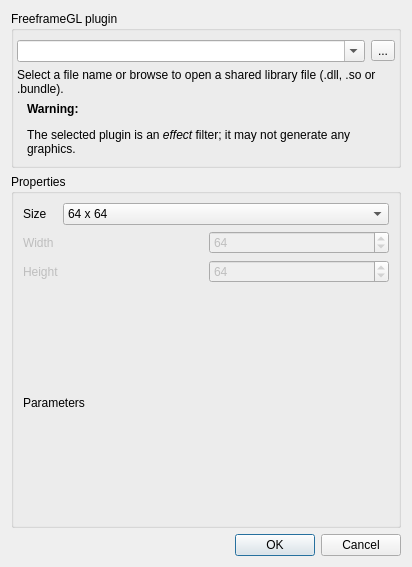
Qt form src/FFGLSourceCreationDialog.ui (markus-wa/glmixer-mirror) before a commit.
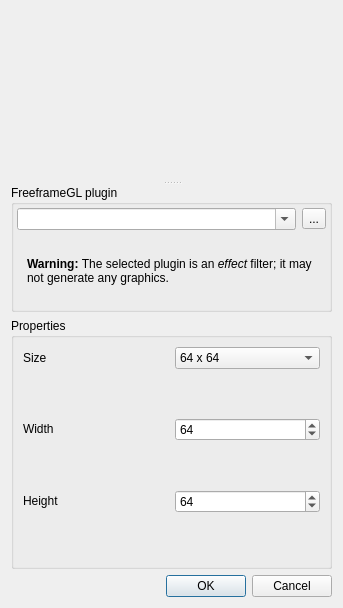
The same form after that commit. Icons and pictures are not drawn. Custom widgets are drawn as their Qt base class.

Commit message: Implementation of FFGL Source saving and loading from XML configuration. Improved dialog for FreeframeGL source creation (+ same improvements applied to Algorithm Source creation dialog)

The edit to the form file:
```diff
--- a/src/FFGLSourceCreationDialog.ui
+++ b/src/FFGLSourceCreationDialog.ui
@@ -6,8 +6,8 @@
    <rect>
     <x>0</x>
     <y>0</y>
-    <width>412</width>
-    <height>567</height>
+    <width>343</width>
+    <height>608</height>
    </rect>
   </property>
   <property name="windowTitle">
@@ -17,7 +17,28 @@
    <iconset resource="../icons.qrc">
     <normaloff>:/glmixer/icons/ffgl-source.png</normaloff>:/glmixer/icons/ffgl-source.png</iconset>
   </property>
-  <layout class="QVBoxLayout" name="FFGLSourceCreationLayout">
+  <layout class="QVBoxLayout" name="verticalLayout_3">
+   <item>
+    <widget class="QSplitter" name="splitter">
+     <property name="orientation">
+      <enum>Qt::Vertical</enum>
+     </property>
+     <widget class="SourceDisplayWidget" name="preview" native="true">
+      <property name="sizePolicy">
+       <sizepolicy hsizetype="Preferred" vsizetype="Expanding">
+        <horstretch>0</horstretch>
+        <verstretch>0</verstretch>
+       </sizepolicy>
+      </property>
+      <property name="minimumSize">
+       <size>
+        <width>0</width>
+        <height>100</height>
+       </size>
+      </property>
+     </widget>
+     <widget class="QWidget" name="">
+      <layout class="QVBoxLayout" name="verticalLayout_2">
    <item>
     <widget class="QGroupBox" name="groupBox">
      <property name="sizePolicy">
@@ -36,9 +57,15 @@
       <property name="leftMargin">
        <number>3</number>
       </property>
+          <property name="topMargin">
+           <number>3</number>
+          </property>
       <property name="rightMargin">
        <number>3</number>
       </property>
+          <property name="bottomMargin">
+           <number>3</number>
+          </property>
       <item>
        <layout class="QHBoxLayout" name="horizontalLayout">
         <item>
@@ -70,20 +97,16 @@
         </item>
        </layout>
       </item>
-      <item>
-       <widget class="QLabel" name="label">
-        <property name="text">
-         <string>Select a file name or browse to open a shared library file (.dll, .so or .bundle).</string>
-        </property>
-        <property name="wordWrap">
-         <bool>true</bool>
-        </property>
-       </widget>
-      </item>
       <item>
        <widget class="QLabel" name="labelWarninEffect">
+            <property name="sizePolicy">
+             <sizepolicy hsizetype="Preferred" vsizetype="Minimum">
+              <horstretch>0</horstretch>
+              <verstretch>0</verstretch>
+             </sizepolicy>
+            </property>
         <property name="text">
-         <string>&lt;html&gt;&lt;head/&gt;&lt;body&gt;&lt;p&gt;&lt;span style=&quot; font-weight:600;&quot;&gt;Warning: &lt;/span&gt;&lt;/p&gt;&lt;p&gt;The selected plugin is an &lt;span style=&quot; font-style:italic;&quot;&gt;effect&lt;/span&gt; filter; it may not generate any graphics.&lt;/p&gt;&lt;/body&gt;&lt;/html&gt;</string>
+             <string>&lt;html&gt;&lt;head/&gt;&lt;body&gt;&lt;p&gt;&lt;span style=&quot; font-weight:600;&quot;&gt;Warning: &lt;/span&gt;The selected plugin is an &lt;span style=&quot; font-style:italic;&quot;&gt;effect&lt;/span&gt; filter; it may not generate any graphics.&lt;/p&gt;&lt;/body&gt;&lt;/html&gt;</string>
         </property>
         <property name="wordWrap">
          <bool>true</bool>
@@ -102,7 +125,7 @@
    <item>
     <widget class="QGroupBox" name="sizeGroupBox">
      <property name="sizePolicy">
-      <sizepolicy hsizetype="Expanding" vsizetype="Expanding">
+          <sizepolicy hsizetype="Expanding" vsizetype="Preferred">
        <horstretch>0</horstretch>
        <verstretch>0</verstretch>
       </sizepolicy>
@@ -126,7 +149,7 @@
         <item>
          <widget class="QComboBox" name="presetsSizeComboBox">
           <property name="sizePolicy">
-           <sizepolicy hsizetype="Expanding" vsizetype="Fixed">
+               <sizepolicy hsizetype="Minimum" vsizetype="Fixed">
             <horstretch>0</horstretch>
             <verstretch>0</verstretch>
            </sizepolicy>
@@ -134,6 +157,9 @@
           <property name="currentIndex">
            <number>5</number>
           </property>
+              <property name="sizeAdjustPolicy">
+               <enum>QComboBox::AdjustToContents</enum>
+              </property>
           <item>
            <property name="text">
             <string>Custom</string>
@@ -214,11 +240,30 @@
        </layout>
       </item>
       <item>
+           <widget class="QWidget" name="sizeGrid" native="true">
        <layout class="QGridLayout" name="sizeGridLayout">
+             <property name="leftMargin">
+              <number>0</number>
+             </property>
+             <property name="topMargin">
+              <number>0</number>
+             </property>
+             <property name="rightMargin">
+              <number>0</number>
+             </property>
+             <property name="bottomMargin">
+              <number>0</number>
+             </property>
         <item row="0" column="0">
          <widget class="QLabel" name="w">
           <property name="enabled">
-           <bool>false</bool>
+                <bool>true</bool>
+               </property>
+               <property name="sizePolicy">
+                <sizepolicy hsizetype="Preferred" vsizetype="Fixed">
+                 <horstretch>0</horstretch>
+                 <verstretch>0</verstretch>
+                </sizepolicy>
           </property>
           <property name="text">
            <string>Width</string>
@@ -231,7 +276,7 @@
         <item row="0" column="1">
          <widget class="QSpinBox" name="widthSpinBox">
           <property name="enabled">
-           <bool>false</bool>
+                <bool>true</bool>
           </property>
           <property name="minimum">
            <number>2</number>
@@ -247,7 +292,7 @@
         <item row="1" column="1">
          <widget class="QSpinBox" name="heightSpinBox">
           <property name="enabled">
-           <bool>false</bool>
+                <bool>true</bool>
           </property>
           <property name="minimum">
            <number>2</number>
@@ -263,7 +308,13 @@
         <item row="1" column="0">
          <widget class="QLabel" name="h">
           <property name="enabled">
-           <bool>false</bool>
+                <bool>true</bool>
+               </property>
+               <property name="sizePolicy">
+                <sizepolicy hsizetype="Preferred" vsizetype="Fixed">
+                 <horstretch>0</horstretch>
+                 <verstretch>0</verstretch>
+                </sizepolicy>
           </property>
           <property name="text">
            <string>Height</string>
@@ -274,18 +325,13 @@
          </widget>
         </item>
        </layout>
-      </item>
-      <item>
-       <widget class="QLabel" name="label_2">
-        <property name="text">
-         <string>Parameters</string>
-        </property>
-        <property name="textFormat">
-         <enum>Qt::PlainText</enum>
-        </property>
+           </widget>
+          </item>
+         </layout>
        </widget>
       </item>
      </layout>
+     </widget>
     </widget>
    </item>
    <item>
@@ -300,6 +346,14 @@
    </item>
   </layout>
  </widget>
+ <customwidgets>
+  <customwidget>
+   <class>SourceDisplayWidget</class>
+   <extends>QWidget</extends>
+   <header>SourceDisplayWidget.h</header>
+   <container>1</container>
+  </customwidget>
+ </customwidgets>
  <resources>
   <include location="../icons.qrc"/>
  </resources>
```
Left out of the diff: 52 changed lines with no effect on the pictures. Lines whose indentation alone changed are shown as unchanged. The commit also changes 10 other files.
